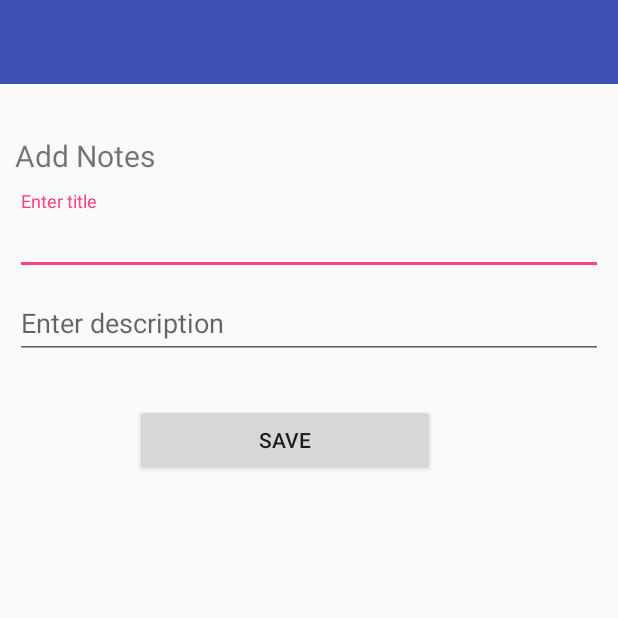
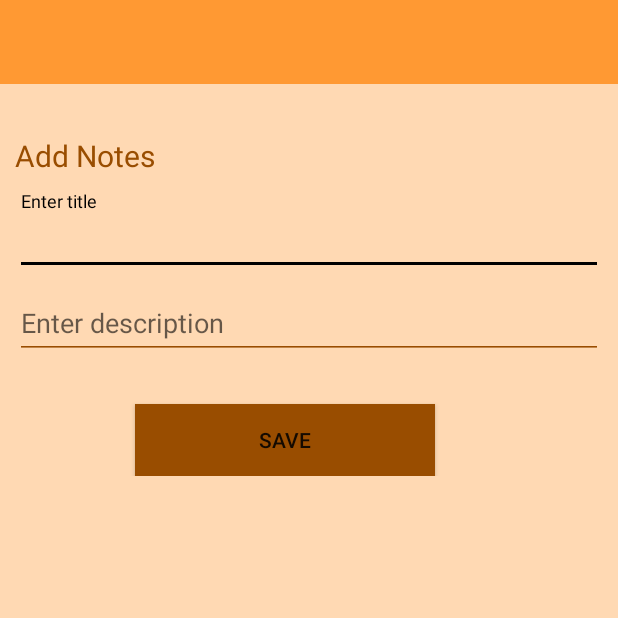
Before and after one commit to aniket1897/ToDo, an Android app: the NotesAdd screen opened directly, with no data from a screen before it, on a phone screen of 412 x 824 dp, the top half of it. Run offline under Robolectric (Android 15) with nearby library versions, the phone set to English and light mode, and no system bars; our stand-ins replace Room's generated code; Roboto replaces fonts that are not available here.

Commit message:
Added new colors to UI

```diff
--- a/app/src/main/res/layout/activity_main.xml
+++ b/app/src/main/res/layout/activity_main.xml
@@ -5,7 +5,8 @@
     android:layout_width="match_parent"
     android:layout_height="match_parent"
     tools:context="com.example.aniket.todo.MainActivity"
-    android:id="@+id/drawerLayout">
+    android:id="@+id/drawerLayout"
+    android:background="@color/backgrounnd_notes">
 
 
     <LinearLayout
@@ -38,7 +39,7 @@
             android:layout_height="56dp"
             android:layout_gravity="bottom|end"
             android:layout_margin="@dimen/fab_margin"
-            app:backgroundTint="@color/colorPrimaryDark"
+            app:backgroundTint="@color/sec_color"
             android:src="@drawable/ic_add_white_24dp"
             android:id="@+id/fbutton"
             />
--- a/app/src/main/res/layout/navigation_header.xml
+++ b/app/src/main/res/layout/navigation_header.xml
@@ -2,7 +2,7 @@
 <RelativeLayout xmlns:android="http://schemas.android.com/apk/res/android"
     android:layout_width="match_parent"
     android:layout_height="120dp"
-    android:background="@color/colorPrimary">
+    android:background="@color/ter_color">
 
     <TextView
         android:id="@+id/textView"
--- a/app/src/main/res/layout/notes_add.xml
+++ b/app/src/main/res/layout/notes_add.xml
@@ -5,7 +5,8 @@
     android:id="@+id/drawerLayout"
     android:layout_width="match_parent"
     android:layout_height="match_parent"
-    tools:context="com.example.aniket.todo.MainActivity">
+    tools:context="com.example.aniket.todo.MainActivity"
+    android:background="@color/backgrounnd_notes">
 
     <include
         android:id="@+id/include"
@@ -26,6 +27,7 @@
             android:layout_height="wrap_content"
             android:text="Add Notes"
             android:textSize="20dp"
+            android:textColor="@color/button"
             android:layout_marginBottom="10dp"/>
 
         <android.support.design.widget.TextInputLayout
@@ -36,6 +38,8 @@
                 android:id="@+id/txt_title"
                 android:layout_width="match_parent"
                 android:layout_height="wrap_content"
+                android:backgroundTint="@color/button"
+                android:textColorHint="@color/button"
                 android:hint="Enter title" />
         </android.support.design.widget.TextInputLayout>
 
@@ -47,6 +51,8 @@
                 android:id="@+id/txt_desc"
                 android:layout_width="match_parent"
                 android:layout_height="wrap_content"
+                android:backgroundTint="@color/button"
+                android:textColorHint="@color/button"
                 android:hint="Enter description" />
         </android.support.design.widget.TextInputLayout>
 
@@ -56,6 +62,7 @@
             android:layout_marginTop="30dp"
             android:layout_marginLeft="80dp"
             android:text="Save"
+            android:background="@color/button"
             android:id="@+id/submit"/>
 
 
--- a/app/src/main/res/values/colors.xml
+++ b/app/src/main/res/values/colors.xml
@@ -1,8 +1,11 @@
 <?xml version="1.0" encoding="utf-8"?>
 <resources>
-    <color name="colorPrimary">#3f51b5</color>
-    <color name="colorPrimaryDark">#303F9F</color>
-    <color name="colorAccent">#ff4081</color>
-    <color name="notes_color">#99b3ff</color>
-    <color name="button">#002699</color>
+    <color name="colorPrimary">#ff9933</color>
+    <color name="colorPrimaryDark">#ff9933</color>
+    <color name="colorAccent">#000000</color>
+    <color name="sec_color">#b35900</color>
+    <color name="ter_color"> #ffa64d</color>
+    <color name="button">#994d00</color>
+    <color name="backgrounnd_notes">#ffd9b3</color>
+    <color name="notes">#ffb366</color>
 </resources>
```
Also changed, not shown: app/src/main/java/com/example/aniket/todo/CustomAdapter.java (deleted, +0 -40 lines), app/src/main/res/layout/list_recycler.xml (+5 -2 lines).
